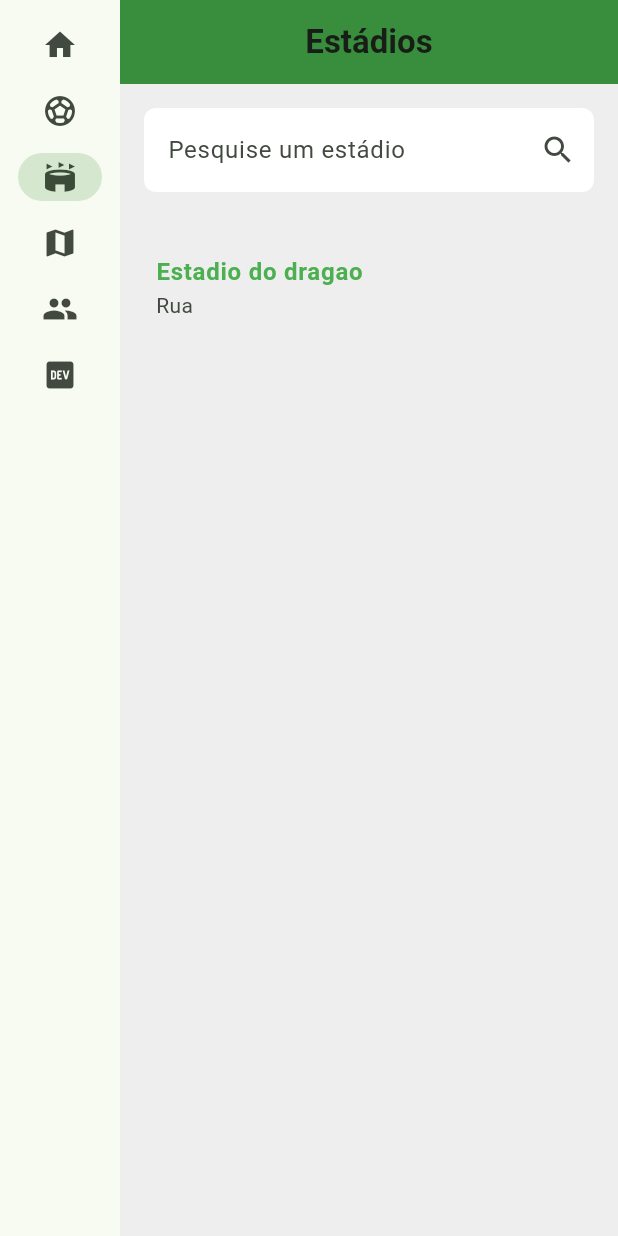
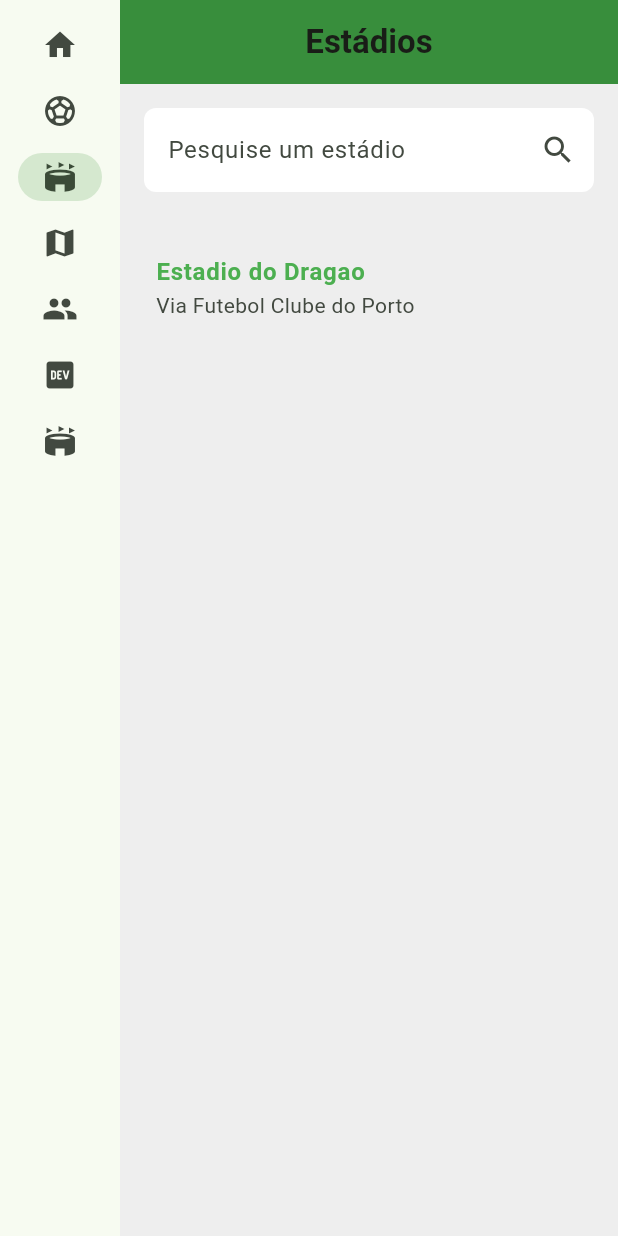
Before and after one commit to manelneto/FootLinker, a Flutter app: the screen it shows after launch, after a tap on "Clubes", after a tap on "Estádios", on a phone screen of 412 x 824 dp. Run offline on Flutter 3.47's test engine with Material 2 defaults, Android fonts, the phone set to English and light mode, and no system bars; our stand-ins replace cloud_firestore, firebase_core, google_maps_flutter; accounts and stored records are empty; network calls fail.

Commit message:
Página para estádio criada

```diff
--- a/app/lib/view/pages/home.dart
+++ b/app/lib/view/pages/home.dart
@@ -1,3 +1,4 @@
+import 'package:app/view/pages/venue_page.dart';
 import 'friends_page.dart';
 import 'map_page.dart';
 import 'credits.dart';
@@ -41,6 +42,9 @@ class _MyHomePageState extends State<MyHomePage> {
       case 5:
         page = const Credits();
         break;
+      case 6:
+        page = const VenuePage();
+        break;
       default:
         throw UnimplementedError('no widget for $selectedIndex');
     }
@@ -59,6 +63,7 @@ class _MyHomePageState extends State<MyHomePage> {
                   NavigationRailDestination(icon: Icon(Icons.map), label: Text('Mapa')),
                   NavigationRailDestination(icon: Icon(Icons.people), label: Text('Amigos')),
                   NavigationRailDestination(icon: Icon(Icons.logo_dev), label: Text('Créditos')),
+                  NavigationRailDestination(icon: Icon(Icons.stadium), label: Text('Estádio')),
                 ],
                 selectedIndex: selectedIndex,
                 onDestinationSelected: (value) {
--- a/app/lib/view/pages/venues_page.dart
+++ b/app/lib/view/pages/venues_page.dart
@@ -15,7 +15,7 @@ class _VenuesPageState extends State<VenuesPage> {
   late Future<Team> futureTeam;
 
   static List<Venue> main_venue_list = [
-    Venue(id: 0, name: 'Estadio do dragao', address: 'Rua', city: 'Porto', capacity: 50000, surface: 'n sei', image: 'n sei'),
+    Venue(id: 0, name: 'Estadio do Dragao', address: 'Via Futebol Clube do Porto', city: 'Porto', capacity: 50033, surface: 'n sei', image: 'n sei'),
   ];
 
   List<Venue> display_list = List.from(main_venue_list);
```
Also changed, not shown: app/lib/view/pages/venue_page.dart (+68 -0 lines), app/pubspec.yaml (+3 -4 lines), app/assets/estadiodragao.jpeg (added).
